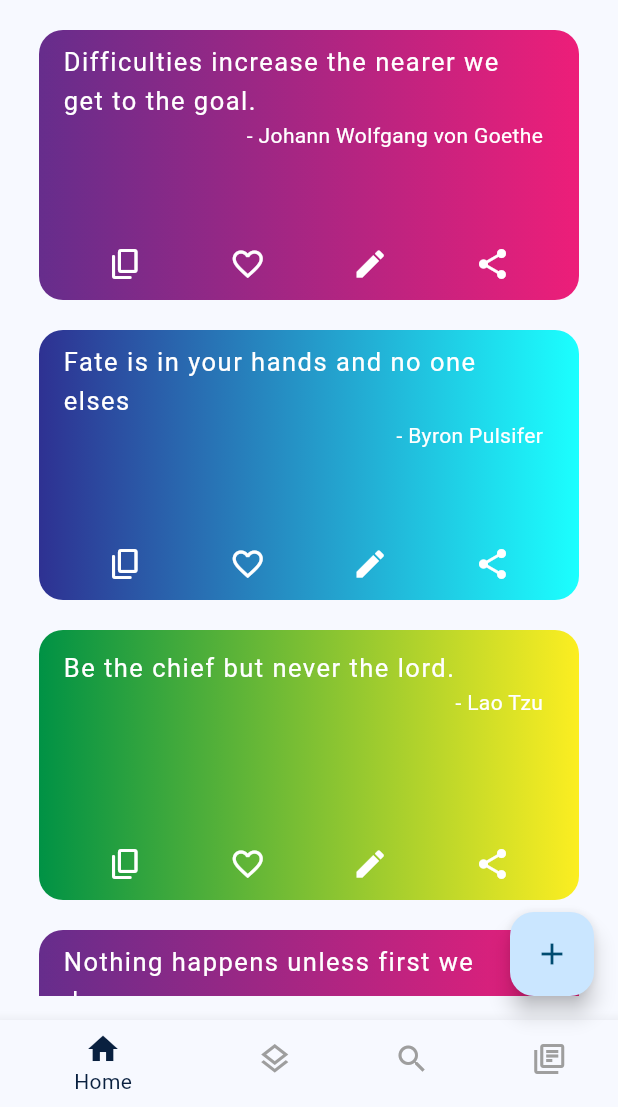
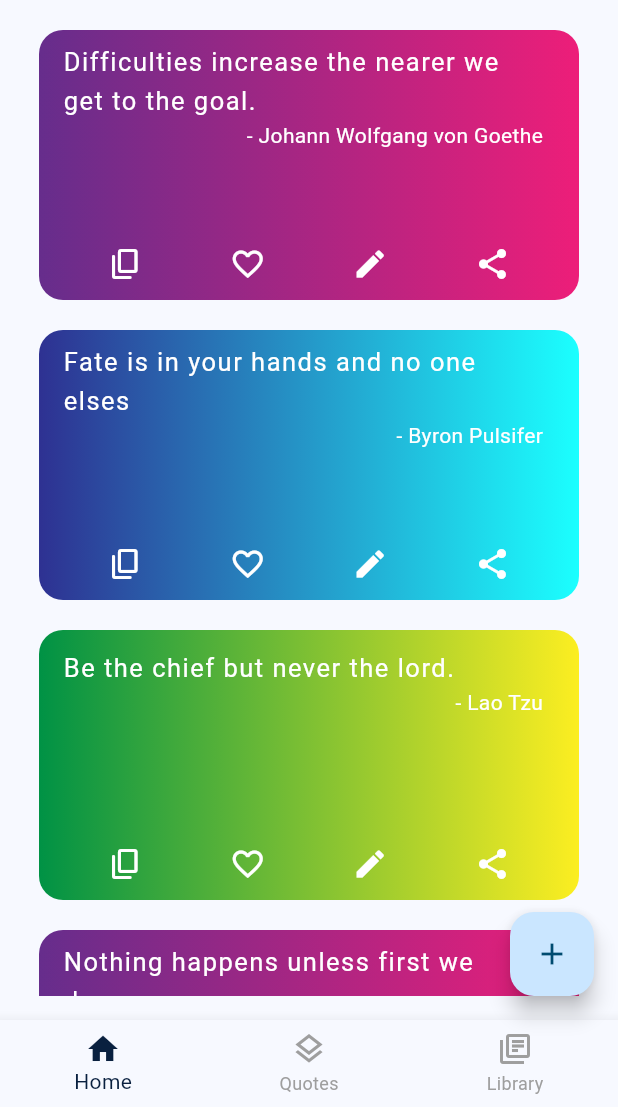
Before and after one commit to DivyaSakariya/dbminer, a Flutter app: the screen it shows after launch, scrolled down 576 dp, after a tap on the "favorite outline" icon, on a phone screen of 412 x 824 dp, the part 129-1236 px from its top. Run offline on Flutter 3.47's test engine with Material 2 defaults, Android fonts, the phone set to English and light mode, and no system bars; our stand-ins replace animated_splash_screen, carousel_slider, flutter_blurhash, flutter_spinkit, get, google_fonts and 2 more; accounts and stored records are empty; Roboto replaces fonts that are missing (Acme).

Commit message:
DS | 08/09/20232 02:28 # DBMiner

```diff
--- a/lib/controllers/db_quote_controller.dart
+++ b/lib/controllers/db_quote_controller.dart
@@ -14,7 +14,7 @@ class DBQuoteController extends GetxController {
     return _allQuotes;
   }
 
-  Future<int> insertQuote({required QuoteModal quoteModal}) {
+  Future<int> insertQuotes({required QuoteModal quoteModal}) {
     return DBHelper.dbHelper.insertQuote(quoteModal: quoteModal);
   }
 
@@ -22,6 +22,7 @@ class DBQuoteController extends GetxController {
     getAllQuotes();
 
     if (_allQuotes.any((element) => element.id == id)) {
+      Get.snackbar("Quote Deleted !!", "$id does not exist...");
       return await DBHelper.dbHelper.deleteQuote(id: id);
     } else {
       Get.snackbar("ERROR !!", "$id does not exist...");
--- a/lib/controllers/json_data_controller.dart
+++ b/lib/controllers/json_data_controller.dart
@@ -1,9 +1,11 @@
 import 'dart:convert';
+import 'dart:developer';
 
 import 'package:flutter/services.dart';
 import 'package:get/get.dart';
 import 'package:path/path.dart';
 import 'package:pr_7_db_miner/controllers/quotes_controller.dart';
+import 'package:pr_7_db_miner/helpers/db_helper.dart';
 
 import '../modals/quote_modal.dart';
 
@@ -13,19 +15,18 @@ class JsonDataController extends GetxController {
   RxList allFavorite = [].obs;
   RxList searchQuotes = [].obs;
   RxString searchValue = ''.obs;
-  bool isFavorite = false;
+  RxBool isFavorite = false.obs;
 
   QuoteModal quoteModal = QuoteModal.init();
 
-  Future<void> loadData() async {
+  loadData() async {
     String jsonData = await rootBundle.loadString('assets/json/quotes.json');
     List allData = json.decode(jsonData);
     allQuotesData = allData.map((e) => QuoteModal.fromMap(data: e)).toList();
   }
 
   checkFavorite() {
-    isFavorite = !isFavorite;
-    update();
+    isFavorite(!isFavorite.value);
   }
 
   onFavoriteTapped({required QuoteModal data}) {
@@ -36,13 +37,17 @@ class JsonDataController extends GetxController {
     allFavorite.removeAt(index);
   }
 
-  search({required String query}) {
-    // searchQuotes = quoteModal.quote.
-    // .where((item) => item.toLowerCase().contains(query.toLowerCase()))
-    // .toList();
-    // });
-
-    // final item = myList.firstWhere((e) => e['amount'] == '12500' && e['caliber'] == '24');
-    // print(item['maturity']);
+  search({required String value}) {
+    final item = allQuotesData.firstWhere((e) => e['quote'] == value);
+    log(item['quote']);
+    // searchValue(value);
+    //
+    // for (int i = 0; i <= allQuotesData.length; i++) {
+    //   if (searchValue == allQuotesData[i]) {
+    //     return searchQuotes = allQuotesData[i];
+    //   } else {
+    //     return 'No result found';
+    //   }
+    // }
   }
 }
--- a/lib/helpers/db_helper.dart
+++ b/lib/helpers/db_helper.dart
@@ -26,7 +26,7 @@ class DBHelper {
     log("DB Initializing");
 
     String dbPath = await getDatabasesPath();
-    String dbFileName = "quote1.db";
+    String dbFileName = "qDB1.db";
 
     String path = join(dbPath, dbFileName);
 
@@ -51,14 +51,20 @@ class DBHelper {
   }
 
   Future<int> insertQuote({required QuoteModal quoteModal}) async {
-    String query = 'INSERT INTO $tableQuotes($qQuote, $qAuthor) VALUES(?, ?)';
+    // String query =
+    //     "INSERT INTO $tableQuotes($qId, $qQuote, $qAuthor) VALUES(?, ?, ?)";
+    //
+    // List args = [
+    //   quoteModal.id,
+    //   quoteModal.quote,
+    //   quoteModal.author,
+    // ];
 
-    List args = [
+    return await database.rawInsert("INSERT INTO $tableQuotes($qId, $qQuote, $qAuthor) VALUES(?, ?, ?)", [
+      quoteModal.id,
       quoteModal.quote,
       quoteModal.author,
-    ];
-
-    return await database.rawInsert(query, args);
+    ],);
   }
 
   Future<List> fetchQuote() async {
--- a/lib/main.dart
+++ b/lib/main.dart
@@ -1,5 +1,6 @@
 import 'package:flutter/material.dart';
 import 'package:get/get.dart';
+import 'package:pr_7_db_miner/controllers/db_quote_controller.dart';
 import 'package:pr_7_db_miner/views/screens/add_quotes_page.dart';
 import 'package:pr_7_db_miner/views/screens/favorite_page.dart';
 import 'package:pr_7_db_miner/views/screens/home_page.dart';
@@ -34,25 +35,28 @@ class MyApp extends StatelessWidget {
         useMaterial3: true,
         brightness: Brightness.dark,
       ),
-      initialRoute: '/splash_screen',
       getPages: [
         GetPage(
           name: '/',
+          page: () => const SplashScreen(),
+        ),
+        GetPage(
+          name: '/home',
           page: () => HomePage(),
           transition: Transition.rightToLeft,
           curve: Curves.easeInOut,
         ),
         GetPage(
-          name: '/splash_screen',
-          page: () => const SplashScreen(),
-        ),
-        GetPage(
           name: '/favorite_page',
           page: () => FavoritePage(),
+          transition: Transition.upToDown,
+          curve: Curves.easeInOut,
         ),
         GetPage(
           name: '/add_quotes_page',
           page: () => AddQuotesPage(),
+          transition: Transition.downToUp,
+          curve: Curves.easeInOut,
         ),
       ],
     );
--- a/lib/modals/quote_modal.dart
+++ b/lib/modals/quote_modal.dart
@@ -1,11 +1,12 @@
 import 'dart:developer';
 
 class QuoteModal {
-  late int id;
+  int? id;
   String? quote;
   String? author;
 
   QuoteModal(
+    this.id,
     this.quote,
     this.author,
   );
@@ -16,6 +17,7 @@ class QuoteModal {
 
   factory QuoteModal.fromMap({required Map data}) {
     return QuoteModal(
+      data['id'],
       data['quote'],
       data['author'],
     );
--- a/lib/views/components/home_component.dart
+++ b/lib/views/components/home_component.dart
@@ -14,7 +14,7 @@ class HomeComponent extends StatelessWidget {
   HomeComponent({super.key});
 
   DBQuoteController dbQuoteController = Get.put(DBQuoteController());
-  JsonDataController jsonDataController = Get.put(JsonDataController());
+  JsonDataController jsonDataController = Get.find<JsonDataController>();
 
   @override
   Widget build(BuildContext context) {
@@ -88,12 +88,8 @@ class HomeComponent extends StatelessWidget {
                               Get.snackbar(
                                   'Successfully Added', '${quoteModal.quote}');
                             },
-                            icon: Icon(
-                              jsonDataController.isFavorite
-                                  ? Icons.favorite
-                                  : Icons.favorite_border,
-                              color: Colors.white,
-                            ),
+                            icon: const Icon(Icons.favorite_border,
+                            color: Colors.white,),
                           ),
                           IconButton(
                             onPressed: () {},
--- a/lib/views/screens/home_page.dart
+++ b/lib/views/screens/home_page.dart
@@ -1,6 +1,7 @@
 import 'package:flutter/material.dart';
 import 'package:get/get.dart';
 import 'package:google_fonts/google_fonts.dart';
+import 'package:pr_7_db_miner/controllers/json_data_controller.dart';
 import 'package:pr_7_db_miner/views/components/library_component.dart';
 
 import '../../controllers/home_controller.dart';
@@ -15,6 +16,7 @@ class HomePage extends StatelessWidget {
 
   HomeController homeController = Get.put(HomeController());
   QuotesController quotesController = Get.put(QuotesController());
+  JsonDataController jsonDataController = Get.find<JsonDataController>();
 
   @override
   Widget build(BuildContext context) {
@@ -66,7 +68,7 @@ class HomePage extends StatelessWidget {
         children: [
           HomeComponent(),
           QuotesComponent(),
-          SearchComponent(),
+          // SearchComponent(),
           LibraryComponent(),
         ],
       ),
@@ -92,10 +94,10 @@ class HomePage extends StatelessWidget {
               icon: Icon(Icons.layers_outlined),
               label: 'Quotes',
             ),
-            BottomNavigationBarItem(
-              icon: Icon(Icons.search),
-              label: 'Search',
-            ),
+            // BottomNavigationBarItem(
+            //   icon: Icon(Icons.search),
+            //   label: 'Search',
+            // ),
             BottomNavigationBarItem(
               icon: Icon(Icons.library_books_outlined),
               label: 'Library',
--- a/lib/views/screens/splash_screen.dart
+++ b/lib/views/screens/splash_screen.dart
@@ -1,26 +1,30 @@
 import 'dart:async';
 
+import 'package:animated_splash_screen/animated_splash_screen.dart';
 import 'package:flutter/material.dart';
 import 'package:google_fonts/google_fonts.dart';
+import 'package:pr_7_db_miner/views/screens/home_page.dart';
 
 class SplashScreen extends StatelessWidget {
   const SplashScreen({super.key});
 
   @override
   Widget build(BuildContext context) {
-    Timer(const Duration(seconds: 3), () {
-      Navigator.pushReplacementNamed(context, '/');
-    });
     return SafeArea(
       child: Scaffold(
         backgroundColor: const Color(0xffffffff),
-        body: Center(
+        body: AnimatedSplashScreen(
+          splash: Center(
             child: Row(
               mainAxisAlignment: MainAxisAlignment.center,
               children: [
-              Text("MyQu",
+                Text(
+                  "MyQu",
                   style: GoogleFonts.aBeeZee(
-                      color: Color(0xff09203F), fontSize: 30, letterSpacing: 1)),
+                      color: const Color(0xff09203F),
+                      fontSize: 30,
+                      letterSpacing: 1),
+                ),
                 const SizedBox(
                   width: 2,
                 ),
@@ -32,11 +36,19 @@ class SplashScreen extends StatelessWidget {
                 const SizedBox(
                   width: 2,
                 ),
-              Text("tes",
+                Text(
+                  "tes",
                   style: GoogleFonts.aBeeZee(
-                      color: Color(0xff09203F), fontSize: 30, letterSpacing: 1)),
+                    color: const Color(0xff09203F),
+                    fontSize: 30,
+                    letterSpacing: 1,
+                  ),
+                ),
               ],
             ),
+          ),
+          nextScreen: HomePage(),
+          splashTransition: SplashTransition.fadeTransition,
         ),
       ),
     );
--- a/pubspec.yaml
+++ b/pubspec.yaml
@@ -44,8 +44,7 @@ dependencies:
   sqflite: any
   path: any
   share_plus: any
-  swipeable_cards_stack: any
-#  easy_search_bar: ^2.5.0
+  animated_splash_screen: any
 
 dev_dependencies:
   flutter_test:
```
Also changed, not shown: lib/views/components/library_component.dart (+60 -67 lines), lib/views/components/search_component.dart (+5 -124 lines), lib/views/screens/add_quotes_page.dart (+15 -3 lines), lib/views/screens/favorite_page.dart (+4 -4 lines). Lines whose indentation alone changed are shown as unchanged.
